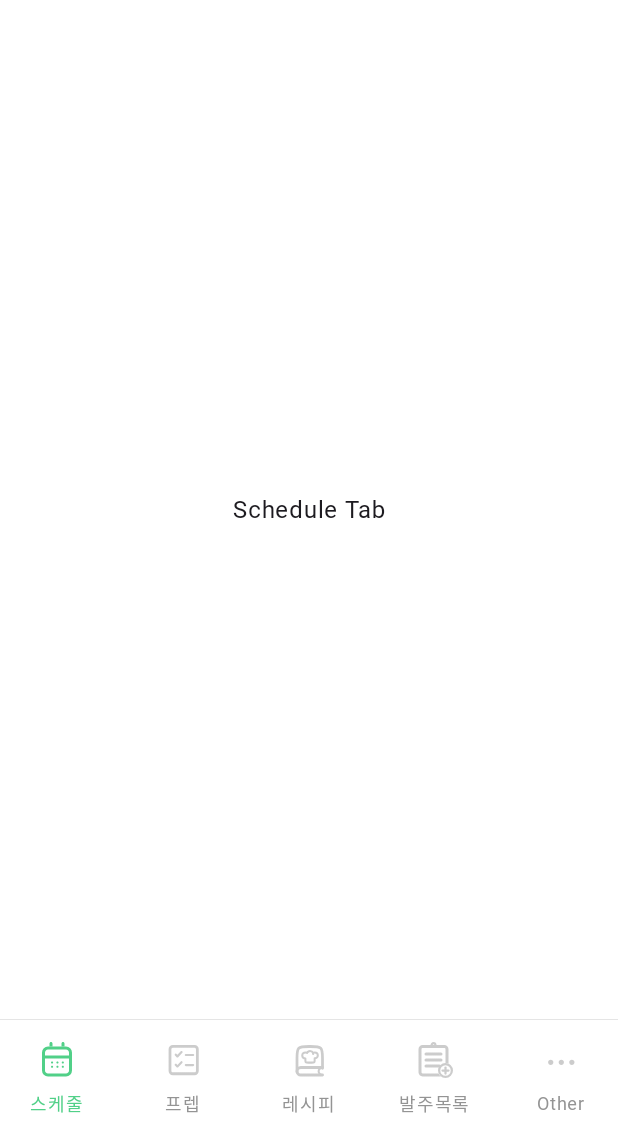
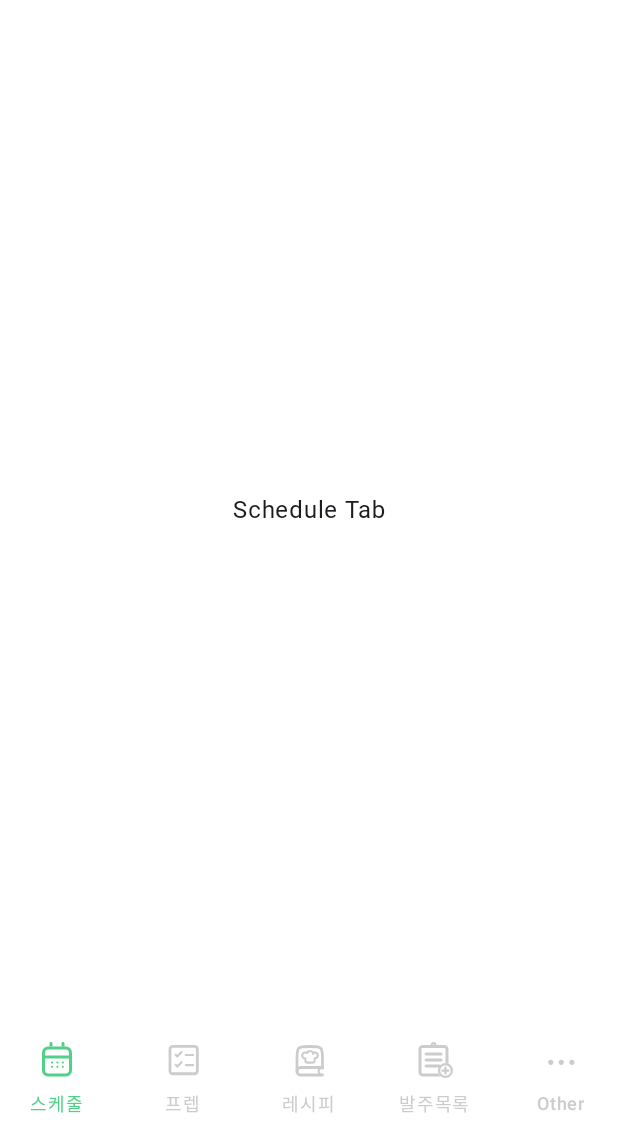
Before and after one commit to KitchingApp/Kitching_Manager, an Android app built with Jetpack Compose: the screen it shows after launch (MainActivity), on a phone screen of 412 x 824 dp, the part 96-1236 px from its top. Run offline under Robolectric (Android 15) with nearby library versions, the phone set to English and light mode, and no system bars; Roboto replaces fonts that are not available here.

Commit message:
Revert "navigation bar border 추가 & label 폰트, 색상 변경"
This reverts commit 85c806576e8e1fbae14c5151f9506ea28c6df9b3.

```diff
--- a/app/src/main/java/com/kitching/app/ui/screen/navigation/CustomNavigationBar.kt
+++ b/app/src/main/java/com/kitching/app/ui/screen/navigation/CustomNavigationBar.kt
@@ -1,26 +1,18 @@
 package com.kitching.app.ui.screen.navigation
 
-import androidx.compose.foundation.layout.height
-import androidx.compose.foundation.layout.width
 import androidx.compose.material3.Icon
 import androidx.compose.material3.NavigationBar
 import androidx.compose.material3.NavigationBarItem
 import androidx.compose.material3.NavigationBarItemColors
 import androidx.compose.material3.Text
 import androidx.compose.runtime.Composable
-import androidx.compose.ui.Modifier
-import androidx.compose.ui.draw.drawBehind
-import androidx.compose.ui.geometry.Offset
 import androidx.compose.ui.graphics.Color
-import androidx.compose.ui.unit.dp
 import androidx.navigation.NavDestination
 import androidx.navigation.NavGraph.Companion.findStartDestination
 import androidx.navigation.NavHostController
 import com.kitching.app.navgraph.BottomNavItem
 import com.kitching.app.ui.theme.bottomNavItemColor
-import com.kitching.app.ui.theme.bottomNavLabelColor
 import com.kitching.app.ui.theme.mainColor
-import com.kitching.app.ui.theme.pretendard
 
 @Composable
 fun CustomNavigationBar(
@@ -28,14 +20,6 @@ fun CustomNavigationBar(
     currentDestination: NavDestination?
 ) {
     NavigationBar(
-        modifier = Modifier.drawBehind {
-            drawLine(
-                color = bottomNavLabelColor,
-                start = Offset(0f, 0f),
-                end = Offset(size.width, 0f),
-                strokeWidth = 0.5f,
-            )
-        },
         containerColor = Color.White,
         contentColor = bottomNavItemColor,
     ) {
@@ -46,12 +30,11 @@ fun CustomNavigationBar(
                     label = {
                         Text(
                             text = bottomNavItem.tabName,
-                            fontFamily = pretendard
                         )
                     },
                     icon = {
                         Icon(
-                            imageVector = bottomNavItem.icon,
+                            bottomNavItem.icon,
                             contentDescription = bottomNavItem.tabName,
                         )
                     },
@@ -69,7 +52,7 @@ fun CustomNavigationBar(
                         selectedTextColor = mainColor,
                         selectedIndicatorColor = Color.Transparent,
                         unselectedIconColor = bottomNavItemColor,
-                        unselectedTextColor = bottomNavLabelColor,
+                        unselectedTextColor = bottomNavItemColor,
                         disabledIconColor = Color.Transparent,
                         disabledTextColor = Color.Transparent,
                     )
--- a/app/src/main/java/com/kitching/app/ui/theme/Color.kt
+++ b/app/src/main/java/com/kitching/app/ui/theme/Color.kt
@@ -14,5 +14,4 @@ val mainColor = Color(0xFF51D088)
 val subColor1 = Color(0xFFF0FDD2)
 val subColor2 = Color(0xFF3E825B)
 val bottomNavItemColor = Color(0xFFCCCCCC)
-val bottomNavLabelColor = Color(0xFF949494)
 val subTextColor = Color(0xFF565656)
```
